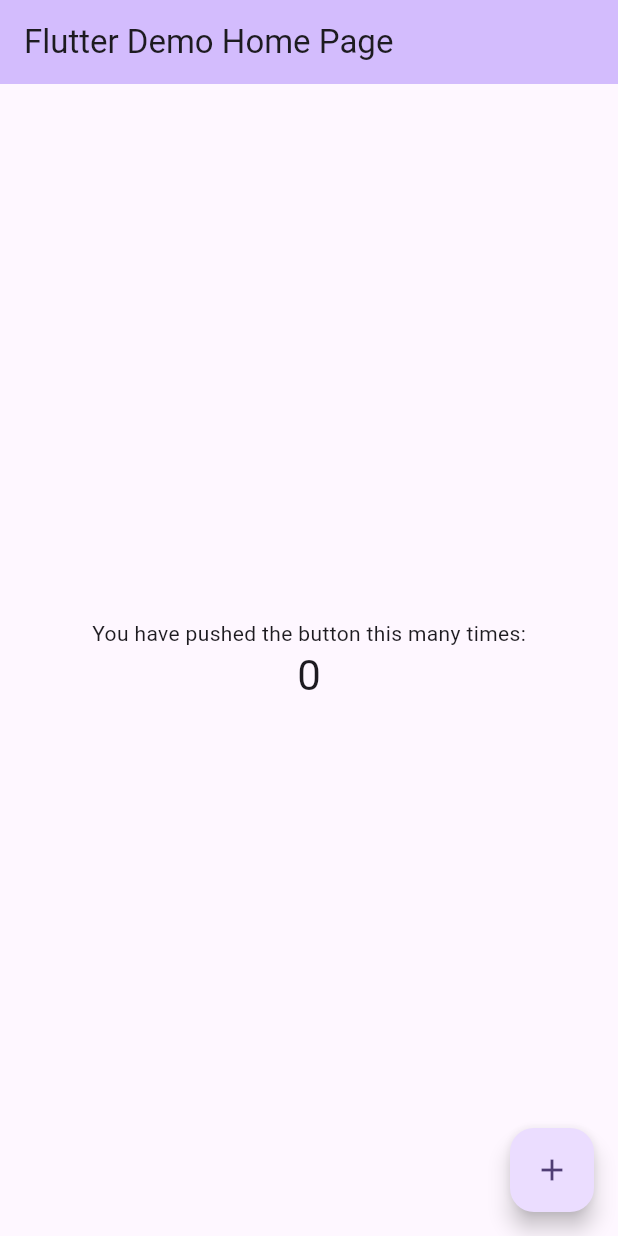
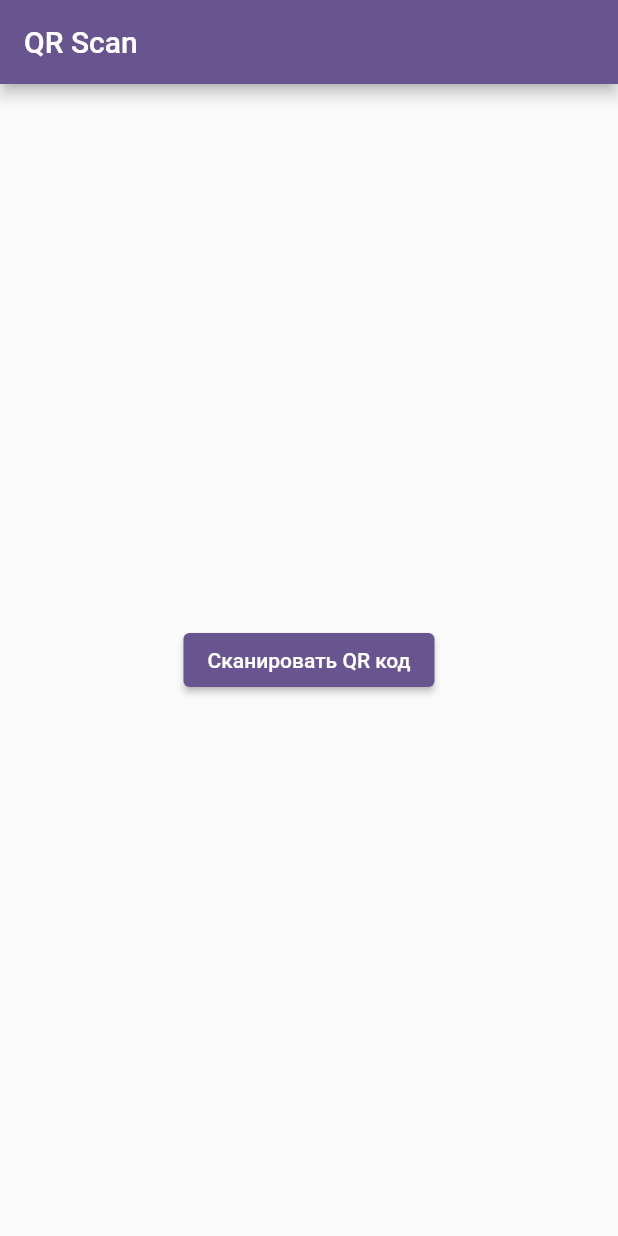
Before and after one commit to 7ear/qr_scan, a Flutter app: the screen it shows after launch, on a phone screen of 412 x 824 dp. Run offline on Flutter 3.47's test engine with Material 3 defaults, Android fonts, the phone set to English and light mode, and no system bars; missing offline and left inert: ai_barcode_scanner.

```diff
--- /dev/null
+++ b/lib/imports.dart
@@ -0,0 +1,5 @@
+export 'theme/theme.dart';
+export 'screens/home.dart';
+
+export 'package:flutter/material.dart';
+export 'package:ai_barcode_scanner/ai_barcode_scanner.dart';
--- a/lib/main.dart
+++ b/lib/main.dart
@@ -1,4 +1,4 @@
-import 'package:flutter/material.dart';
+import 'imports.dart';
 
 void main() {
   runApp(const MyApp());
@@ -10,57 +10,9 @@ class MyApp extends StatelessWidget {
   @override
   Widget build(BuildContext context) {
     return MaterialApp(
-      title: 'Flutter Demo',
-      theme: ThemeData(
-        colorScheme: ColorScheme.fromSeed(seedColor: Colors.deepPurple),
-      ),
-      home: const MyHomePage(title: 'Flutter Demo Home Page'),
+      title: 'QR Scan',
+      theme: theme,
+      home: const HomeScreen(),
     );
   }
 }
-
-class MyHomePage extends StatefulWidget {
-  const MyHomePage({super.key, required this.title});
-
-  final String title;
-
-  @override
-  State<MyHomePage> createState() => _MyHomePageState();
-}
-
-class _MyHomePageState extends State<MyHomePage> {
-  int _counter = 0;
-
-  void _incrementCounter() {
-    setState(() {
-      _counter++;
-    });
-  }
-
-  @override
-  Widget build(BuildContext context) {
-    return Scaffold(
-      appBar: AppBar(
-        backgroundColor: Theme.of(context).colorScheme.inversePrimary,
-        title: Text(widget.title),
-      ),
-      body: Center(
-        child: Column(
-          mainAxisAlignment: MainAxisAlignment.center,
-          children: <Widget>[
-            const Text('You have pushed the button this many times:'),
-            Text(
-              '$_counter',
-              style: Theme.of(context).textTheme.headlineMedium,
-            ),
-          ],
-        ),
-      ),
-      floatingActionButton: FloatingActionButton(
-        onPressed: _incrementCounter,
-        tooltip: 'Increment',
-        child: const Icon(Icons.add),
-      ),
-    );
-  }
-}
--- /dev/null
+++ b/lib/screens/home.dart
@@ -0,0 +1,36 @@
+import '../imports.dart';
+
+class HomeScreen extends StatelessWidget {
+  const HomeScreen({super.key});
+
+  @override
+  Widget build(BuildContext context) {
+    return Scaffold(
+      appBar: AppBar(title: Text('QR Scan')),
+      body: Center(
+        child: ElevatedButton(
+          onPressed: () async {
+            await Navigator.of(context).push(
+              MaterialPageRoute(
+                builder: (context) => AiBarcodeScanner(
+                  controller: MobileScannerController(
+                    formats: [BarcodeFormat.qrCode],
+                  ),
+                  validator: (value) {
+                    return value.barcodes.first.rawValue?.contains("your_prefix") ?? false;
+                  },
+                  onDetect: (BarcodeCapture capture) {
+                    // This callback is only called if the validation is successful
+                    print('Valid barcode detected: ${capture.barcodes.first.rawValue}');
+                    Navigator.of(context).pop();
+                  },
+                ),
+              ),
+            );
+          },
+          child: Text('Сканировать QR код'),
+        ),
+      ),
+    );
+  }
+}
--- /dev/null
+++ b/lib/theme/theme.dart
@@ -0,0 +1,8 @@
+import 'package:flutter/material.dart';
+
+import '../imports.dart';
+
+final theme = ThemeData(
+  useMaterial3: false,
+  colorScheme: ColorScheme.fromSeed(seedColor: Colors.deepPurple)
+);
--- a/pubspec.yaml
+++ b/pubspec.yaml
@@ -9,6 +9,7 @@ dependencies:
   flutter:
     sdk: flutter
   cupertino_icons: ^1.0.8
+  ai_barcode_scanner: ^7.1.0
 
 dev_dependencies:
   flutter_test:
```
Also changed, not shown: pubspec.lock, 5 other files.
